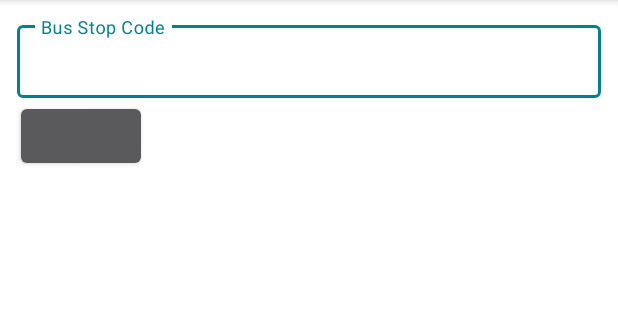
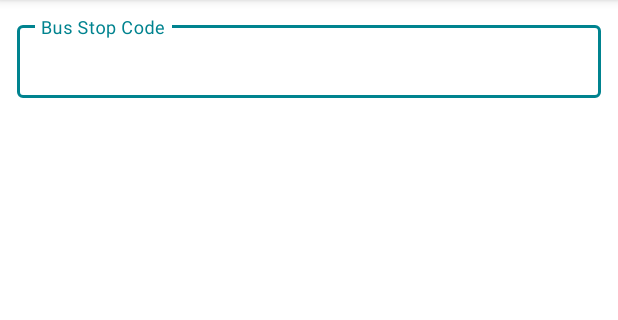
Before and after one commit to lwreaper/WhereMyBusAh, an Android app: the screen it shows after launch (MainActivity), after a tap on "WMBA?", on a phone screen of 412 x 824 dp, the part 84-404 px from its top. Run offline under Robolectric (Android 15) with nearby library versions, the phone set to English and light mode, and no system bars.

Commit message:
Show bus stop name and removed extra features (map and recent bus stops)

```diff
--- a/app/src/main/java/com/nabil/wheremybusah/MainActivity.java
+++ b/app/src/main/java/com/nabil/wheremybusah/MainActivity.java
@@ -10,6 +10,7 @@
 import android.content.SharedPreferences;
 import android.net.Uri;
 import android.os.Bundle;
+import android.os.CountDownTimer;
 import android.util.Log;
 import android.view.KeyEvent;
 import android.view.Menu;
@@ -40,11 +41,6 @@
     ListView listView;
     SwipeRefreshLayout swipeRefreshLayout;
     BusApiHandlers i = new BusApiHandlers(MainActivity.this);
-    Set<String> recent_bus_stops = new HashSet<String>();
-    LinearLayout recent_bus_stop_list;
-    LinearLayout MainActivity;
-    String PACKAGE_NAME = "com.nabil.wheremybusah";
-    SharedPreferences sharedPreferences;
 
     @Override
     protected void onCreate(Bundle savedInstanceState) {
@@ -53,11 +49,9 @@
 
         busStopInput = findViewById(R.id.busStopInput);
         listView = findViewById(R.id.list_item);
-        recent_bus_stop_list = findViewById(R.id.recent_bus_stop_list);
-        MainActivity = findViewById(R.id.MainActivity);
-        sharedPreferences = getSharedPreferences(PACKAGE_NAME, MODE_PRIVATE);
+        swipeRefreshLayout = findViewById(R.id.pull_to_refresh);
 
-        swipeRefreshLayout = findViewById(R.id.pull_to_refresh);
+
 
         swipeRefreshLayout.setOnRefreshListener(new SwipeRefreshLayout.OnRefreshListener() {
             @Override
@@ -71,7 +65,7 @@
             public boolean onEditorAction(TextView v, int actionId, KeyEvent event) {
                 if(actionId == EditorInfo.IME_ACTION_DONE){
                     i.fetchApi(busStopInput.getText().toString());
-
+                    new FetchBusStops(MainActivity.this, busStopInput.getText().toString()).execute();
                     after_click_handler();
                     return true;
                 }else{
@@ -81,28 +75,6 @@
             }
         });
 
-        listView.setOnItemClickListener(new AdapterView.OnItemClickListener() {
-            @Override
-            public void onItemClick(AdapterView<?> parent, View view, int position, long id) {
-
-                try{
-                    System.out.println();
-                    JSONObject item = i.getData().getJSONObject(position);
-                    String lat = item.getJSONObject("next").getString("lat");
-                    String lng = item.getJSONObject("next").getString("lng");
-
-                    if(!lat.equals("0") && !lng.equals("0")){
-                        Uri gmmIntentUri = Uri.parse("geo:"+lat+"," + lng +"?z=17&q=" +lat+","+lng);
-                        Intent mapIntent = new Intent(Intent.ACTION_VIEW, gmmIntentUri);
-                        startActivity(mapIntent);
-                    }else{
-                        Toast.makeText(getApplicationContext(), "Unknown Location", Toast.LENGTH_SHORT).show();
-                    }
-                }catch(JSONException e){
-                    e.printStackTrace();
-                }
-            }
-        });
     }
 
     @Override
@@ -127,37 +99,7 @@
     }
 
     public void after_click_handler(){
-
-        if(!recent_bus_stops.contains(busStopInput.getText().toString())){
-
-            // Save the string to an array;
-            recent_bus_stops.add(busStopInput.getText().toString());
-
-            // Initialise button and config!
-            final Button button = new Button(getApplicationContext());
-
-            ArrayList<String> temp_list = new ArrayList<String>(recent_bus_stops);
-            button.setText(temp_list.get(temp_list.size() - 1));
-            button.setLayoutParams(new LinearLayout.LayoutParams(LinearLayout.LayoutParams.WRAP_CONTENT, LinearLayout.LayoutParams.WRAP_CONTENT));
-
-            button.setOnClickListener(new View.OnClickListener() {
-                @Override
-                public void onClick(View v) {
-                    busStopInput.setText(button.getText());
-                    i.fetchApi(busStopInput.getText().toString());
-                }
-            });
-
-            sharedPreferences.edit().putStringSet("recentBusStops", recent_bus_stops).apply();
-
-            // Add the view
-            recent_bus_stop_list.addView(button);
-
-
-        }
-
         // Log.i("LIST", sharedPreferences.getString("recentBusStops", ""));
-
         // Just hide the keyboard
         InputMethodManager imm = (InputMethodManager) MainActivity.this.getSystemService(Context.INPUT_METHOD_SERVICE);
         imm.hideSoftInputFromWindow(busStopInput.getWindowToken(), 0);
--- a/app/src/main/res/layout/activity_main.xml
+++ b/app/src/main/res/layout/activity_main.xml
@@ -43,6 +43,11 @@
         </LinearLayout>
     </HorizontalScrollView>
 
+    <TextView
+        android:id="@+id/bus_stop_name"
+        android:layout_width="match_parent"
+        android:layout_height="wrap_content"/>
+
     <androidx.swiperefreshlayout.widget.SwipeRefreshLayout
         android:id="@+id/pull_to_refresh"
         android:layout_width="match_parent"
```
Also changed, not shown: app/src/main/java/com/nabil/wheremybusah/FetchBusStops.java (added, +63 -0 lines).
